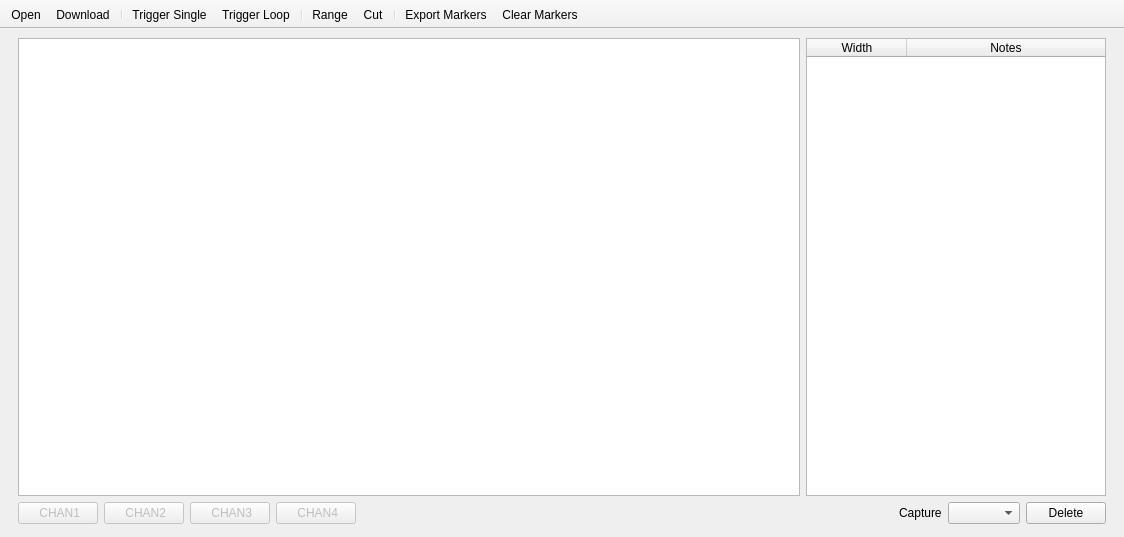
jpenalbae/DS1000Z_SPA, file main.ui: the form before one commit.
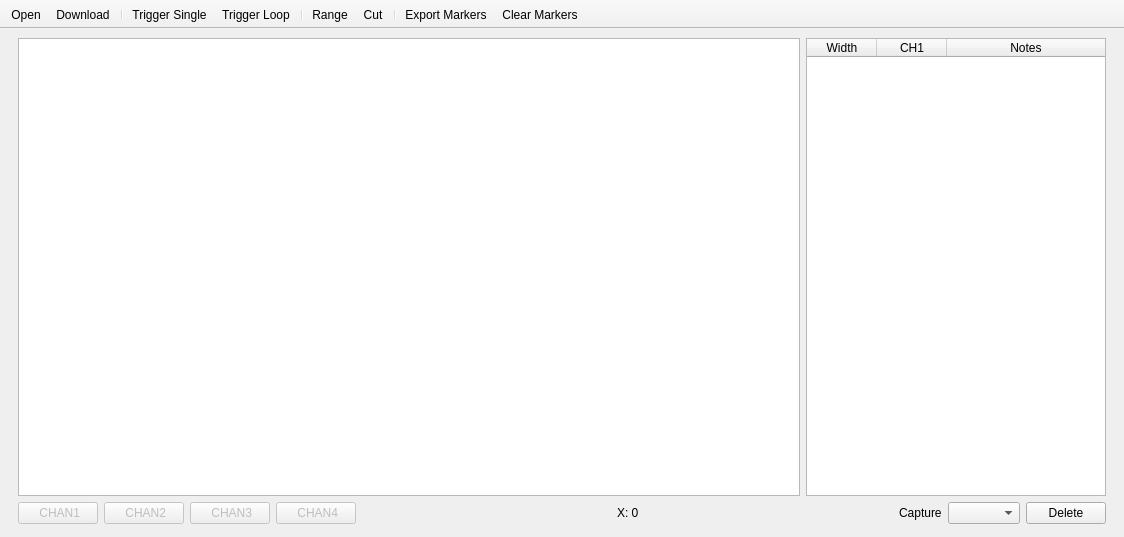
The form after the commit. Icons and pictures are not drawn. Custom widgets are drawn as their Qt base class.

Commit message: Add more info to markers and show mouse position

```diff
--- a/main.ui
+++ b/main.ui
@@ -67,11 +67,14 @@
            <bool>true</bool>
           </property>
           <property name="columnCount">
-           <number>2</number>
+           <number>3</number>
           </property>
           <attribute name="horizontalHeaderCascadingSectionResizes">
            <bool>false</bool>
           </attribute>
+          <attribute name="horizontalHeaderDefaultSectionSize">
+           <number>70</number>
+          </attribute>
           <attribute name="horizontalHeaderStretchLastSection">
            <bool>true</bool>
           </attribute>
@@ -83,6 +86,11 @@
             <string>Width</string>
            </property>
           </column>
+          <column>
+           <property name="text">
+            <string>CH1</string>
+           </property>
+          </column>
           <column>
            <property name="text">
             <string>Notes</string>
@@ -192,6 +200,26 @@
           </property>
          </widget>
         </item>
+        <item>
+         <spacer name="horizontalSpacer_2">
+          <property name="orientation">
+           <enum>Qt::Horizontal</enum>
+          </property>
+          <property name="sizeHint" stdset="0">
+           <size>
+            <width>40</width>
+            <height>20</height>
+           </size>
+          </property>
+         </spacer>
+        </item>
+        <item>
+         <widget class="QLabel" name="labelCoords">
+          <property name="text">
+           <string>X: 0</string>
+          </property>
+         </widget>
+        </item>
         <item>
          <spacer name="horizontalSpacer">
           <property name="orientation">
```
The commit also changes 2 other files.
